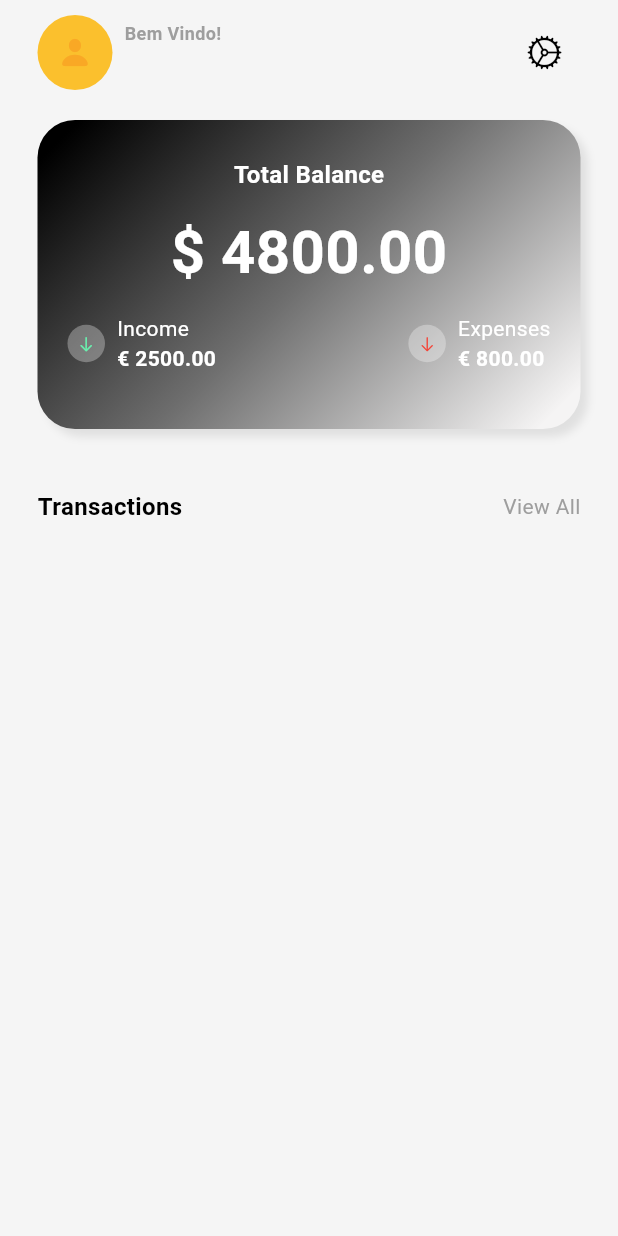
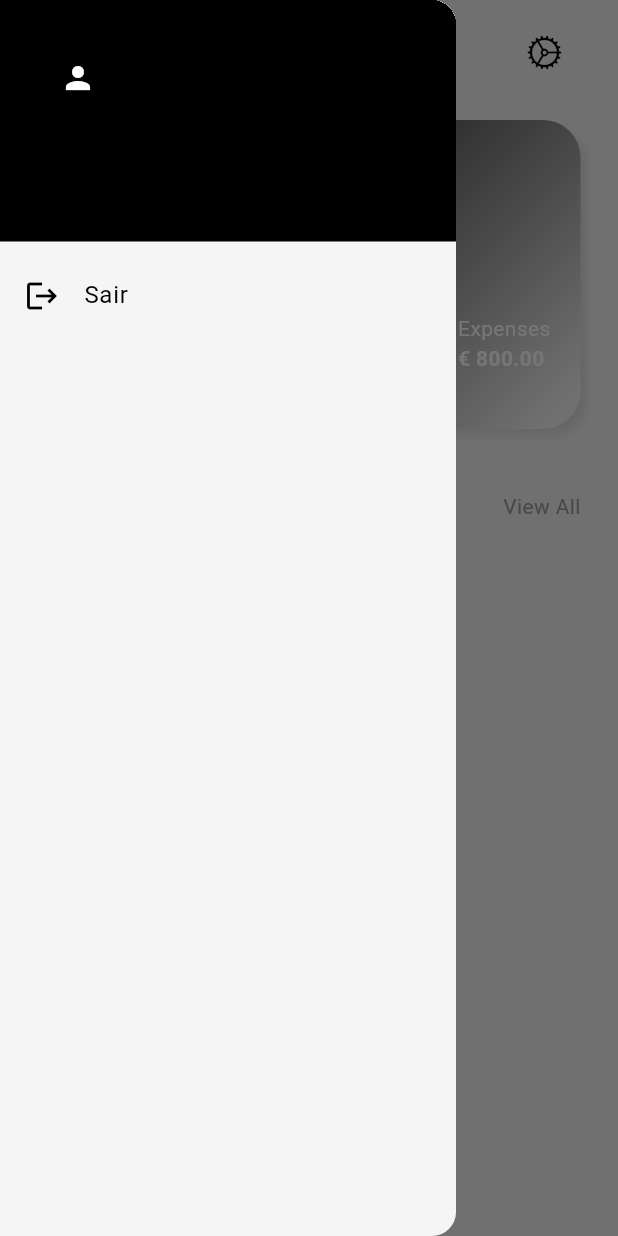
Before and after one commit to andrevinicus/Finc-Prova-2025, a Flutter app: the MainScreen screen opened directly with empty values, with the side drawer open (before the commit the screen has no drawer), on a phone screen of 412 x 824 dp. Run offline on Flutter 3.47's test engine with Material 3 defaults, Android fonts, the phone set to English and light mode, and no system bars; our stand-ins replace bloc, cloud_firestore, equatable, firebase_auth, firebase_core, fl_chart and 4 more; accounts and stored records are empty.

Commit message:
Criando o menu lateral

```diff
--- a/lib/screens/home/views/main_screen.dart
+++ b/lib/screens/home/views/main_screen.dart
@@ -8,17 +8,54 @@ import 'package:intl/intl.dart';
 
 
 
-class MainScreen extends StatelessWidget {
+class MainScreen extends StatefulWidget {
   final List<Expense> expenses;
   const MainScreen(this.expenses, {super.key});
 
+
+  @override
+  State<MainScreen> createState() => _MainScreenState();
+}
+
+class _MainScreenState extends State<MainScreen> {
+  final GlobalKey<ScaffoldState> _scaffoldKey = GlobalKey<ScaffoldState>();
+
   @override
   Widget build(BuildContext context) {
-
     final user = FirebaseAuth.instance.currentUser;
 
 
-    return SafeArea(
+
+  return Scaffold(
+    key: _scaffoldKey,
+    drawer: Drawer(
+      child: ListView(
+        padding: EdgeInsets.zero,
+        children: [
+          UserAccountsDrawerHeader(
+            accountName: Text(user?.displayName ?? 'Usuário'),
+            accountEmail: Text(user?.email ?? ''),
+            currentAccountPicture: CircleAvatar(
+              backgroundImage: user?.photoURL != null
+                  ? NetworkImage(user!.photoURL!)
+                  : null,
+              child: user?.photoURL == null
+                  ? Icon(Icons.person)
+                  : null,
+            ),
+          ),
+          ListTile(
+            leading: Icon(Icons.logout),
+            title: Text('Sair'),
+            onTap: () {
+              FirebaseAuth.instance.signOut();
+              Navigator.pop(context);
+            },
+          ),
+        ],
+      ),
+    ),
+    body: SafeArea(
       child: Padding(
         padding: const EdgeInsets.symmetric(horizontal: 25.0, vertical: 10),
         child: Column(
@@ -28,7 +65,10 @@ class MainScreen extends StatelessWidget {
               children: [
                 Row(
                   children: [
-                    user?.photoURL != null
+                    /// CLICÁVEL: abre o menu lateral
+                    GestureDetector(
+                      onTap: () => _scaffoldKey.currentState?.openDrawer(),
+                      child: user?.photoURL != null
                           ? CircleAvatar(
                               radius: 25,
                               backgroundImage: NetworkImage(user!.photoURL!),
@@ -45,7 +85,8 @@ class MainScreen extends StatelessWidget {
                                 color: Colors.yellow[800],
                               ),
                             ),
-                    const SizedBox(width: 8,),
+                    ),
+                    const SizedBox(width: 8),
                     Column(
                       crossAxisAlignment: CrossAxisAlignment.start,
                       children: [
@@ -54,7 +95,7 @@ class MainScreen extends StatelessWidget {
                           style: TextStyle(
                             fontSize: 12,
                             fontWeight: FontWeight.w600,
-                            color: Theme.of(context).colorScheme.outline
+                            color: Theme.of(context).colorScheme.outline,
                           ),
                         ),
                         Text(
@@ -69,7 +110,10 @@ class MainScreen extends StatelessWidget {
                     ),
                   ],
                 ),
-                IconButton(onPressed: () {}, icon: const Icon(CupertinoIcons.settings))
+                IconButton(
+                  onPressed: () {},
+                  icon: const Icon(CupertinoIcons.settings),
+                ),
               ],
             ),
             const SizedBox(height: 20,),
@@ -237,7 +281,7 @@ class MainScreen extends StatelessWidget {
             const SizedBox(height: 20),
             Expanded(
               child: ListView.builder(
-                itemCount: expenses.length,
+                itemCount: widget.expenses.length,
                 itemBuilder: (context, int i) {
                   return Padding(
                     padding: const EdgeInsets.only(bottom: 16.0),
@@ -260,12 +304,12 @@ class MainScreen extends StatelessWidget {
                                       width: 50,
                                       height: 50,
                                       decoration: BoxDecoration(
-                                        color: Color(expenses[i].category.color),
+                                        color: Color(widget.expenses[i].category.color),
                                         shape: BoxShape.circle
                                       ),
                                     ),
                                     Image.asset(
-                                      'assets/${expenses[i].category.icon}.png',
+                                      'assets/${widget.expenses[i].category.icon}.png',
                                       scale: 2,
                                       color: Colors.white,
                                     )
@@ -273,7 +317,7 @@ class MainScreen extends StatelessWidget {
                                 ),
                                 const SizedBox(width: 12),
                                 Text(
-                                  expenses[i].category.name,
+                                  widget.expenses[i].category.name,
                                   style: TextStyle(
                                     fontSize: 14,
                                     color: Theme.of(context).colorScheme.onBackground,
@@ -286,7 +330,7 @@ class MainScreen extends StatelessWidget {
                               crossAxisAlignment: CrossAxisAlignment.end,
                               children: [
                                 Text(
-                                  "\$${expenses[i].amount}.00",
+                                  "\$${widget.expenses[i].amount}.00",
                                   style: TextStyle(
                                     fontSize: 14,
                                     color: Theme.of(context).colorScheme.onBackground,
@@ -294,7 +338,7 @@ class MainScreen extends StatelessWidget {
                                   ),
                                 ),
                                 Text(
-                                  DateFormat('dd/MM/yyyy').format(expenses[i].date),
+                                  DateFormat('dd/MM/yyyy').format(widget.expenses[i].date),
                                   style: TextStyle(
                                     fontSize: 14,
                                     color: Theme.of(context).colorScheme.outline,
@@ -314,6 +358,7 @@ class MainScreen extends StatelessWidget {
           ],
         ),
       ),
+     )
    );
   }
 }
```
Lines whose indentation alone changed are shown as unchanged.
